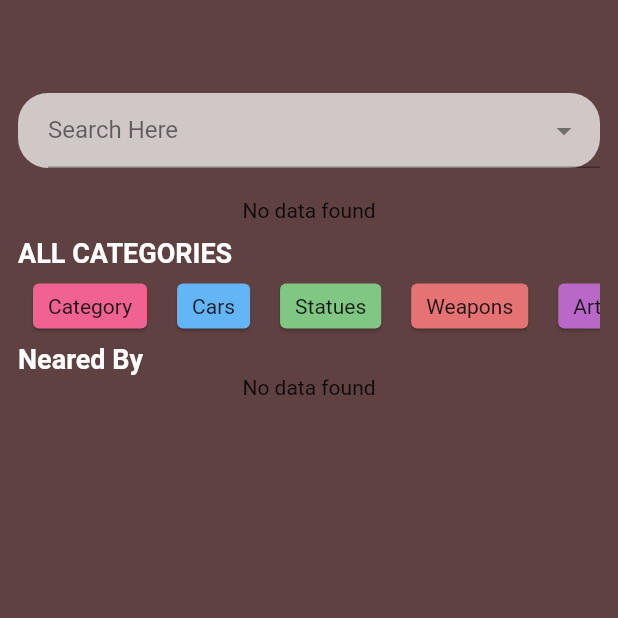
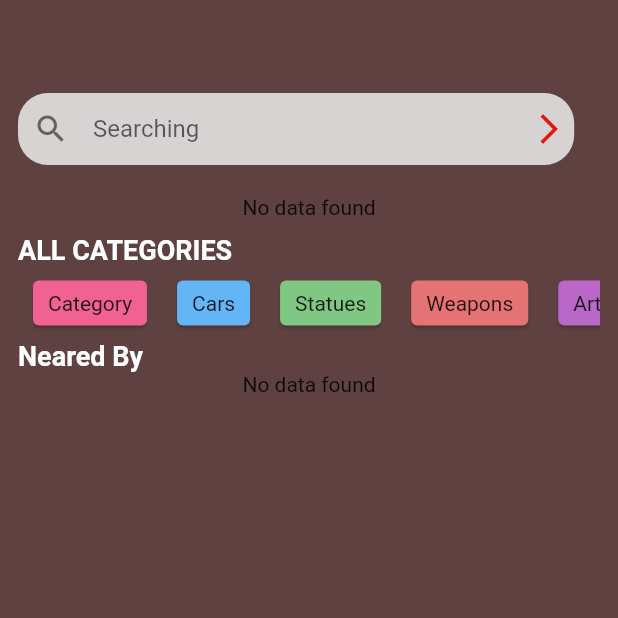
Before and after one commit to Ammar-Yasir1412/mufahh, a Flutter app: the dashboard screen opened directly with empty values, on a phone screen of 412 x 824 dp, the top half of it. Run offline on Flutter 3.47's test engine with Material 2 defaults, Android fonts, the phone set to English and light mode, and no system bars; drawn by our look-alikes of dropdown_search; our stand-ins replace carousel_slider, cloud_firestore, firebase_auth, firebase_core, firebase_storage, fluttertoast and 1 more; accounts and stored records are empty.

Commit message:
Searching

```diff
--- a/lib/Screens/Dashboard/dashboard.dart
+++ b/lib/Screens/Dashboard/dashboard.dart
@@ -3,8 +3,11 @@ import 'package:flutter/material.dart';
 import 'package:carousel_slider/carousel_slider.dart';
 import 'package:dropdown_search/dropdown_search.dart';
 import 'package:mufahh/Screens/Categories/Categories.dart';
+import 'package:mufahh/constants/style.dart';
 
+import '../../Widgets/myTextField.dart';
 import '../../constants/data.dart';
+import 'Searching.dart';
 import 'item_card.dart';
 
 class dashboard extends StatefulWidget {
@@ -17,13 +20,6 @@ class dashboard extends StatefulWidget {
 }
 
 class _dashboardState extends State<dashboard> {
-  List images = [
-    {"name": 'Phone ', "picture": 'assets/iphone.jpg'},
-    {"name": 'Car ', "picture": 'assets/Civic.jpg'},
-    {"name": 'Furniture ', "picture": 'assets/sofa.jpg'},
-    {"name": 'Home Appliances ', "picture": 'assets/Refri.jpg'}
-  ];
-
   List<Color> colorLst = [
     Colors.pink.shade300,
     Colors.blue.shade300,
@@ -42,16 +38,16 @@ class _dashboardState extends State<dashboard> {
     Colors.blue.shade300,
     Colors.purple.shade300,
   ];
-  List<String>? items = ["Cars", "Furniture", "Home Appliances"];
   var _chosenValue = '';
   final Stream<QuerySnapshot> _itemStream = FirebaseFirestore.instance
       .collection('products')
       // .orderBy('Date', descending: true)
-          .where('bidClose', isEqualTo: false)
+      .where('bidClose', isEqualTo: false)
       // .limitToLast(2)l
       .snapshots();
   final Stream<QuerySnapshot> _sliderStream =
       FirebaseFirestore.instance.collection('Slider').snapshots();
+  final TextEditingController searchCTRL = TextEditingController();
 
   @override
   Widget build(BuildContext context) {
@@ -64,36 +60,33 @@ class _dashboardState extends State<dashboard> {
               crossAxisAlignment: CrossAxisAlignment.stretch,
               children: <Widget>[
                 SizedBox(height: 50),
-                Container(
-                  padding: EdgeInsets.only(left: 20),
-                  height: 50,
-                  decoration: BoxDecoration(
-                    color: Colors.white.withOpacity(0.7),
-                    borderRadius: BorderRadius.circular(20),
-                  ),
-                  child: DropdownSearch<String>(
-                      // autoValidateMode: AutovalidateMode.always,
-                      showSearchBox: true,
-                      // validator: (value) {
-                      //   if (value == null) {
-                      //     return "Please Search for Validate Product";
-                      //   } else {
-                      //     return null;
-                      //   }
-                      // },
-                      mode: Mode.DIALOG,
-                      items: items,
-                      showSelectedItems: true,
-                      dropdownSearchDecoration: const InputDecoration(
-                        labelStyle: TextStyle(color: Colors.black54),
-                        labelText: "Search Here",
-                      ),
-                      onChanged: (value) {
-                        setState(() {
-                          _chosenValue = value!;
-                        });
-                      }),
+                Stack(
+                  children: [
+                    myTextField(
+                      context,
+                      "Searching",
+                      Icons.search,
+                      searchCTRL,
+                    ),
+                    Positioned(
+                        right: 10,
+                        child: IconButton(
+                            onPressed: () {
+                              Navigator.push(
+                                  context,
+                                  MaterialPageRoute(
+                                      builder: (context) => Searching(
+                                        UserData: widget.UserData,
+                                        searching: searchCTRL.text,
+                                      )));
+                            },
+                            icon: Icon(
+                              Icons.arrow_forward_ios,
+                              color: appBarColor,
+                            )))
+                  ],
                 ),
+
                 const SizedBox(
                   height: 20,
                 ),
--- a/lib/constants/style.dart
+++ b/lib/constants/style.dart
@@ -12,7 +12,7 @@ const Color lightGrey = Color(0xffF6F6F6);
 const Color grey = Color(0xffAAAAAA);
 
 // AppBar background Color
-const Color appBarColor = Color(0xffFFA500);
+const Color appBarColor = Color.fromARGB(255, 223, 24, 17);
 const Color seconderyColor = Color(0xff00BED8);
 
 
```
Also changed, not shown: lib/Screens/Dashboard/Searching.dart (added, +95 -0 lines).
